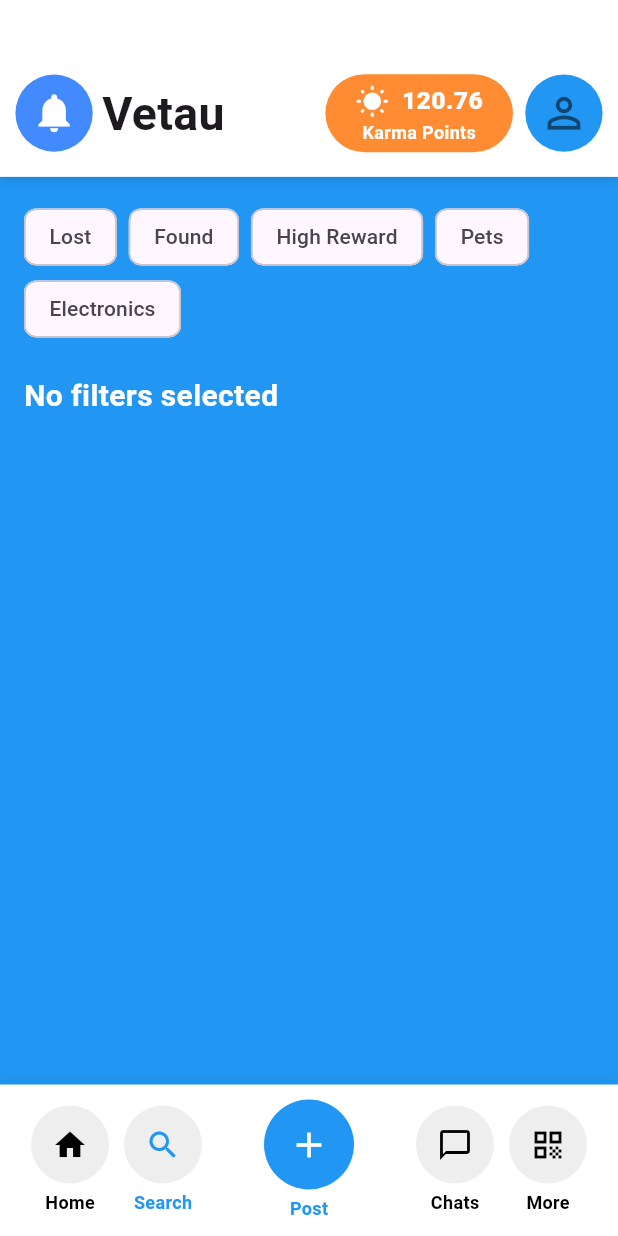
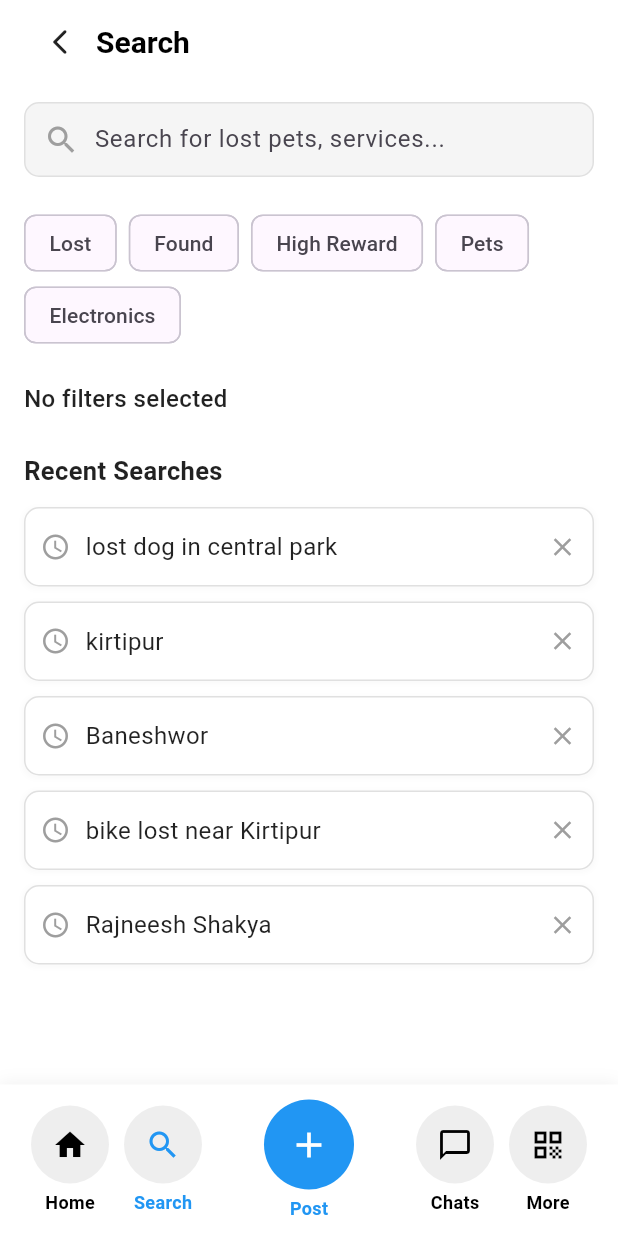
Before and after one commit to Bhushan791/Vetau, a Flutter app: the SearchPage screen opened by its route, on a phone screen of 412 x 824 dp. Run offline on Flutter 3.47's test engine with Material 3 defaults, Android fonts, the phone set to English and light mode, and no system bars; our stand-ins replace flutter_riverpod, google_fonts; network calls fail.

Commit message:
changed the search page a little bit

```diff
--- a/frontend/lib/pages/search.dart
+++ b/frontend/lib/pages/search.dart
@@ -13,6 +13,15 @@ class SearchPage extends StatefulWidget {
 }
 
 class _SearchPageState extends State<SearchPage> {
+  final TextEditingController _searchController = TextEditingController();
+  final List<String> recentSearches = [
+    'lost dog in central park',
+    'kirtipur',
+    'Baneshwor',
+    'bike lost near Kirtipur',
+    'Rajneesh Shakya'
+  ];
+
   @override
   Widget build(BuildContext context) {
     return WillPopScope(
@@ -21,43 +30,145 @@ class _SearchPageState extends State<SearchPage> {
         return false;
       },
       child: Scaffold(
-        backgroundColor: Colors.blue,
-        appBar: PreferredSize(
-          preferredSize: const Size.fromHeight(200),
-          child: HomeAppBar(
-            rewardPoints: 120.76,
-            onNotificationTap: () {
-              print("Notification tapped");
-            },
-            onProfileTap: () {
-              print("Profile tapped");
-            },
+        backgroundColor: Colors.white,
+        appBar: AppBar(
+          backgroundColor: Colors.white,
+          elevation: 0,
+          automaticallyImplyLeading: false,
+          title: Row(
+            children: [
+              IconButton(
+                icon: const Icon(Icons.arrow_back_ios_new_rounded,
+                    color: Colors.black87, size: 20),
+                onPressed: () => Navigator.pop(context),
+              ),
+              const Text(
+                "Search",
+                style: TextStyle(
+                  color: Colors.black,
+                  fontWeight: FontWeight.w600,
+                  fontSize: 20,
+                ),
+              ),
+            ],
           ),
         ),
 
-        // ✅ BODY NOW USES A Consumer TO READ FILTER STORE
         body: Consumer(
           builder: (context, ref, child) {
             final selected = ref.watch(filterStoreProvider);
 
             return SingleChildScrollView(
-              padding: const EdgeInsets.all(16),
+              padding: const EdgeInsets.symmetric(horizontal: 16, vertical: 12),
               child: Column(
                 crossAxisAlignment: CrossAxisAlignment.start,
                 children: [
-                  // ✅ Your Filter Component Here
+                  // 🔍 Search Bar
+                  Container(
+                    padding: const EdgeInsets.symmetric(horizontal: 12),
+                    decoration: BoxDecoration(
+                      color: Colors.grey.shade100,
+                      borderRadius: BorderRadius.circular(10),
+                      border: Border.all(color: Colors.grey.shade300),
+                    ),
+                    child: Row(
+                      children: [
+                        const Icon(Icons.search, color: Colors.grey),
+                        const SizedBox(width: 10),
+                        Expanded(
+                          child: TextField(
+                            controller: _searchController,
+                            decoration: const InputDecoration(
+                              hintText: "Search for lost pets, services...",
+                              border: InputBorder.none,
+                            ),
+                          ),
+                        ),
+                      ],
+                    ),
+                  ),
+
+                  const SizedBox(height: 20),
+
+                  // 🧩 Filter Component (unchanged)
                   FilterComponent(),
                   const SizedBox(height: 20),
 
-                  // ✅ Display selected filters
+                  // 🧠 Display selected filters
                   Text(
                     selected.isEmpty
                         ? "No filters selected"
                         : "You selected: ${selected.join(', ')}",
                     style: const TextStyle(
-                        fontSize: 20,
-                        color: Colors.white,
-                        fontWeight: FontWeight.bold),
+                        fontSize: 16,
+                        color: Colors.black87,
+                        fontWeight: FontWeight.w500),
+                  ),
+
+                  const SizedBox(height: 25),
+
+                  // 🕓 Recent Searches
+                  const Text(
+                    "Recent Searches",
+                    style: TextStyle(
+                      fontSize: 17,
+                      fontWeight: FontWeight.w600,
+                      color: Colors.black87,
+                    ),
+                  ),
+                  const SizedBox(height: 12),
+
+                  // 📜 List of recent searches
+                  Column(
+                    children: recentSearches.map((search) {
+                      return Container(
+                        padding: const EdgeInsets.symmetric(
+                            horizontal: 10, vertical: 14),
+                        margin: const EdgeInsets.only(bottom: 10),
+                        decoration: BoxDecoration(
+                          color: Colors.white,
+                          borderRadius: BorderRadius.circular(10),
+                          border:
+                              Border.all(color: Colors.grey.shade300, width: 1),
+                          boxShadow: [
+                            BoxShadow(
+                              color: Colors.grey.withOpacity(0.05),
+                              spreadRadius: 1,
+                              blurRadius: 2,
+                              offset: const Offset(0, 1),
+                            ),
+                          ],
+                        ),
+                        child: Row(
+                          mainAxisAlignment: MainAxisAlignment.spaceBetween,
+                          children: [
+                            Row(
+                              children: [
+                                const Icon(Icons.access_time,
+                                    color: Colors.grey, size: 20),
+                                const SizedBox(width: 10),
+                                Text(
+                                  search,
+                                  style: const TextStyle(
+                                    color: Colors.black87,
+                                    fontSize: 16,
+                                  ),
+                                ),
+                              ],
+                            ),
+                            GestureDetector(
+                              onTap: () {
+                                setState(() {
+                                  recentSearches.remove(search);
+                                });
+                              },
+                              child: const Icon(Icons.close,
+                                  color: Colors.grey, size: 20),
+                            ),
+                          ],
+                        ),
+                      );
+                    }).toList(),
                   ),
                 ],
               ),
```
